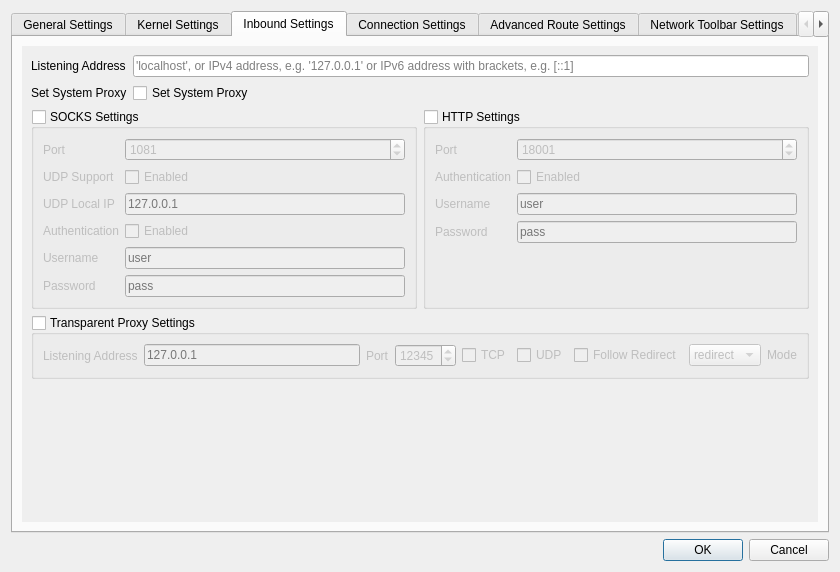
First picture: the form in src/ui/w_PreferencesWindow.ui, repository Qv2ray/Qv2ray, before the edit.
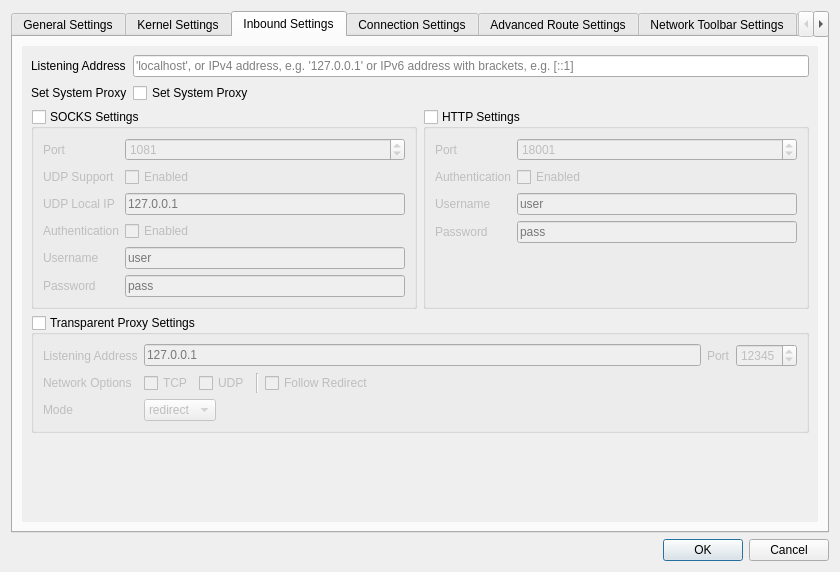
Second picture: the form after the edit. The open tabs and pages were chosen to show the change. Icons and pictures are not drawn.

Diff of the .ui file:
```diff
--- a/src/ui/w_PreferencesWindow.ui
+++ b/src/ui/w_PreferencesWindow.ui
@@ -674,8 +674,8 @@
            <rect>
             <x>0</x>
             <y>0</y>
-            <width>808</width>
-            <height>473</height>
+            <width>794</width>
+            <height>484</height>
            </rect>
           </property>
           <layout class="QVBoxLayout" name="verticalLayout_2">
@@ -895,9 +895,7 @@
                </layout>
               </widget>
              </item>
-            </layout>
-           </item>
-           <item>
+             <item row="1" column="0" colspan="2">
             <widget class="QGroupBox" name="tproxGroupBox">
              <property name="title">
               <string>Transparent Proxy Settings</string>
@@ -908,16 +906,16 @@
              <property name="checked">
               <bool>false</bool>
              </property>
-             <layout class="QVBoxLayout" name="verticalLayout_11" stretch="0">
-              <item>
-               <layout class="QHBoxLayout" name="horizontalLayout">
-                <item>
+               <layout class="QFormLayout" name="formLayout_11">
+                <item row="0" column="0">
                  <widget class="QLabel" name="label_73">
                   <property name="text">
                    <string>Listening Address</string>
                   </property>
                  </widget>
                 </item>
+                <item row="0" column="1">
+                 <layout class="QHBoxLayout" name="horizontalLayout_8">
                 <item>
                  <widget class="QLineEdit" name="tproxyListenAddr">
                   <property name="placeholderText">
@@ -945,6 +943,17 @@
                   </property>
                  </widget>
                 </item>
+                 </layout>
+                </item>
+                <item row="1" column="0">
+                 <widget class="QLabel" name="label_72">
+                  <property name="text">
+                   <string>Network Options</string>
+                  </property>
+                 </widget>
+                </item>
+                <item row="1" column="1">
+                 <layout class="QHBoxLayout" name="horizontalLayout">
                 <item>
                  <widget class="QCheckBox" name="tproxyEnableTCP">
                   <property name="text">
@@ -959,6 +968,13 @@
                   </property>
                  </widget>
                 </item>
+                  <item>
+                   <widget class="Line" name="line">
+                    <property name="orientation">
+                     <enum>Qt::Vertical</enum>
+                    </property>
+                   </widget>
+                  </item>
                 <item>
                  <widget class="QCheckBox" name="tproxyFollowRedirect">
                   <property name="text">
@@ -967,6 +983,28 @@
                  </widget>
                 </item>
                 <item>
+                   <spacer name="horizontalSpacer_2">
+                    <property name="orientation">
+                     <enum>Qt::Horizontal</enum>
+                    </property>
+                    <property name="sizeHint" stdset="0">
+                     <size>
+                      <width>40</width>
+                      <height>20</height>
+                     </size>
+                    </property>
+                   </spacer>
+                  </item>
+                 </layout>
+                </item>
+                <item row="2" column="0">
+                 <widget class="QLabel" name="label_78">
+                  <property name="text">
+                   <string>Mode</string>
+                  </property>
+                 </widget>
+                </item>
+                <item row="2" column="1">
                  <widget class="QComboBox" name="tproxyMode">
                   <property name="sizePolicy">
                    <sizepolicy hsizetype="Fixed" vsizetype="Fixed">
@@ -986,23 +1024,10 @@
                   </item>
                  </widget>
                 </item>
-                <item>
-                 <widget class="QLabel" name="label_78">
-                  <property name="sizePolicy">
-                   <sizepolicy hsizetype="Fixed" vsizetype="Fixed">
-                    <horstretch>0</horstretch>
-                    <verstretch>0</verstretch>
-                   </sizepolicy>
-                  </property>
-                  <property name="text">
-                   <string>Mode</string>
-                  </property>
+               </layout>
                  </widget>
                 </item>
                </layout>
-              </item>
-             </layout>
-            </widget>
            </item>
            <item>
             <spacer name="verticalSpacer_10">
```
Left out of the diff: 29 changed lines with no effect on the pictures. Lines whose indentation alone changed are shown as unchanged.
